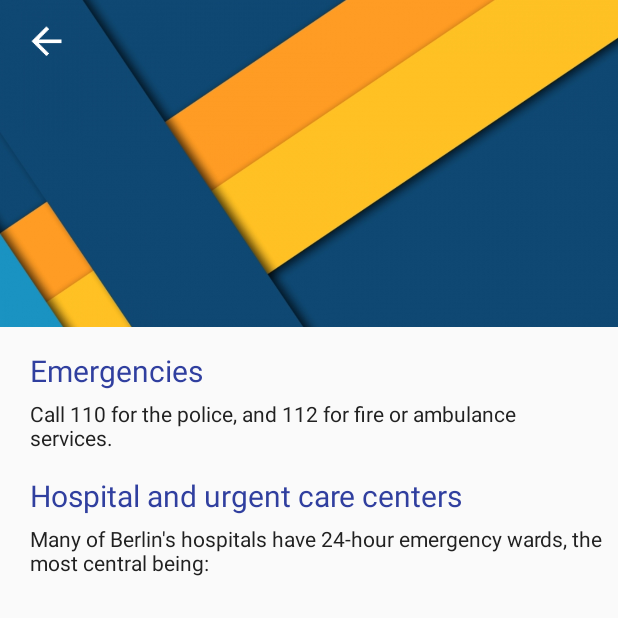
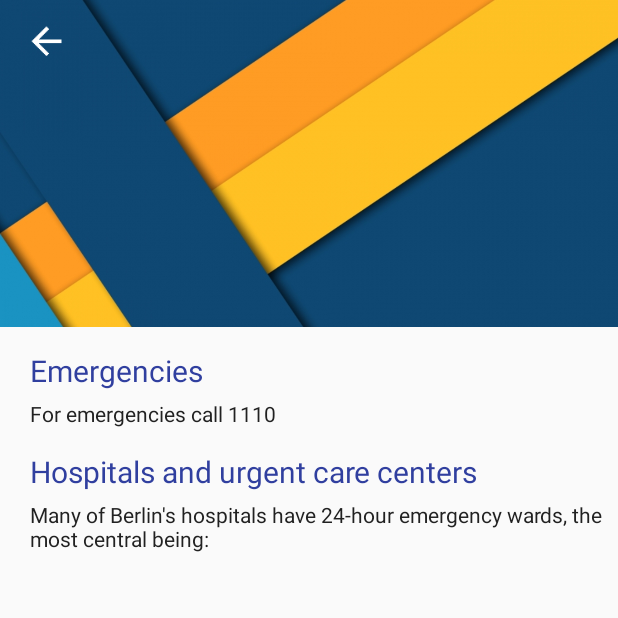
Before and after one commit to oriolborrellroig/PESIntegra, an Android app: the InformationActivity screen opened directly, with no data from a screen before it, on a phone screen of 412 x 824 dp, the top half of it. Run offline under Robolectric (Android 15) with nearby library versions, the phone set to English and light mode, and no system bars.

Commit message:
Strings d'Information Activity posats a strings.xml i els strings de contingut afegits desde la classe java

```diff
--- a/app/src/main/java/integra/pesintegra/Presentation/InformationActivity.java
+++ b/app/src/main/java/integra/pesintegra/Presentation/InformationActivity.java
@@ -4,6 +4,8 @@ import android.app.Activity;
 import android.os.Bundle;
 import android.view.View;
 import android.widget.Button;
+import android.widget.LinearLayout;
+import android.widget.TextView;
 
 import integra.pesintegra.R;
 
@@ -14,6 +16,26 @@ public class InformationActivity extends Activity implements View.OnClickListene
         setContentView(R.layout.activity_infomation);
         Button btn_back = (Button)findViewById(R.id.btn_post_back);
         btn_back.setOnClickListener(this);
+
+        /* adding TextView programmatically
+        String[] textArray = {"One", "Two", "Three", "Four"};
+        LinearLayout linearLayout = new LinearLayout(this);
+        setContentView(linearLayout);
+        linearLayout.setOrientation(LinearLayout.VERTICAL);
+        for( int i = 0; i < textArray.length; i++ )
+        {
+            TextView textView = new TextView(this);
+            textView.setText(textArray[i]);
+            linearLayout.addView(textView);
+        }
+        */
+
+        TextView emergencies = (TextView)findViewById(R.id.emergencies_txt);
+        emergencies.setText("For emergencies call 1110");
+
+        TextView hospitals = (TextView)findViewById(R.id.hospitals_txt);
+        hospitals.setText("Many of Berlin's hospitals have 24-hour emergency wards, the most central being:");
+
 
     }
 
--- a/app/src/main/res/layout/content_information.xml
+++ b/app/src/main/res/layout/content_information.xml
@@ -18,13 +18,14 @@
             android:layout_width="wrap_content"
             android:layout_height="wrap_content"
             android:textSize="20dp"
-            android:textColor="@color/primary_dark"
-            android:text="Emergencies" />
+            android:textColorHint="@color/primary_dark"
+            android:hint="@string/hint_emergencies"
+            />
         <TextView
+            android:id="@+id/emergencies_txt"
             android:layout_marginTop="5dp"
             android:layout_width="wrap_content"
             android:layout_height="wrap_content"
-            android:text="Call 110 for the police, and 112 for fire or ambulance services."
             android:textColor="@color/primary_text"
             />
         <TextView
@@ -32,13 +33,14 @@
             android:layout_width="wrap_content"
             android:layout_height="wrap_content"
             android:textSize="20dp"
-            android:textColor="@color/primary_dark"
-            android:text="Hospital and urgent care centers" />
+            android:hint="@string/hint_hospitals"
+            android:textColorHint="@color/primary_dark"
+            />
         <TextView
+            android:id="@+id/hospitals_txt"
             android:layout_marginTop="5dp"
             android:layout_width="wrap_content"
             android:layout_height="wrap_content"
-            android:text="Many of Berlin's hospitals have 24-hour emergency wards, the most central being:"
             android:textColor="@color/primary_text"
             />
 
--- a/app/src/main/res/values/strings.xml
+++ b/app/src/main/res/values/strings.xml
@@ -1,6 +1,6 @@
 <resources>
     <string name="prova">Prova</string>
-    <string name="app_name">PESIntegra</string>
+    <string name="app_name" translatable="false">PESIntegra</string>
     <string name="action_settings">Settings</string>
     <string name="hint_name">Full Name</string>
     <string name="hint_email">Email</string>
@@ -20,4 +20,6 @@
     <string name="configuracio">Configuració</string>
     <string name="ajuda">Ajuda</string>
     <string name="calendari">Calendari</string>
+    <string name="hint_emergencies">Emergencies</string>
+    <string name="hint_hospitals">Hospitals and urgent care centers</string>
 </resources>
```
Also changed, not shown: 1 other file.
